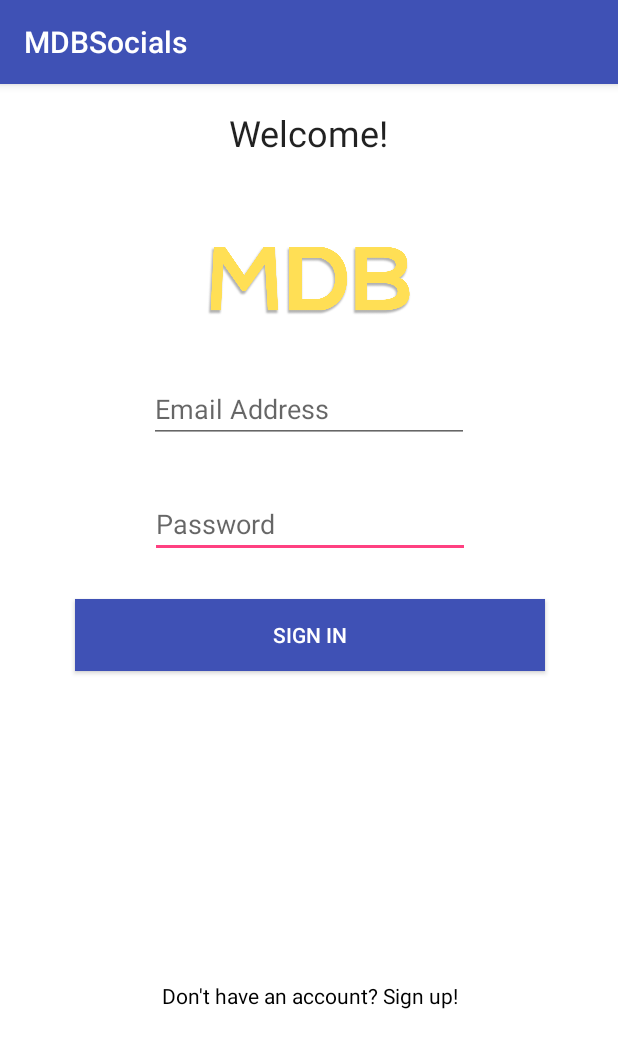
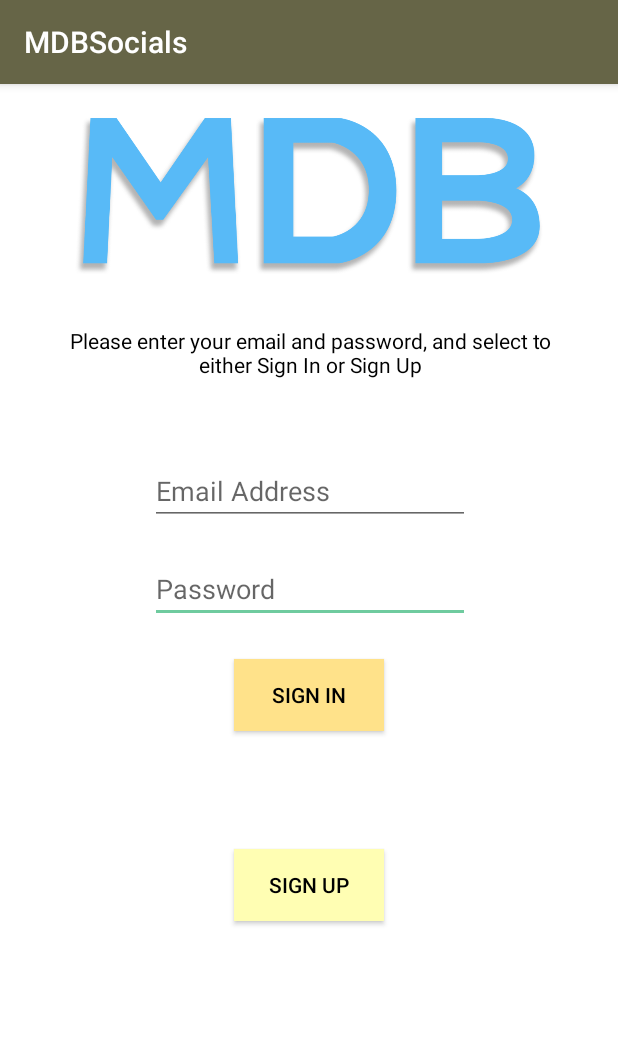
Before and after one commit to calzoom/MDBSocials, an Android app: the screen it shows after launch (MainActivity before the commit, Login after it), after a tap on "SIGN IN", on a phone screen of 412 x 824 dp. Shown: the top 1048 px of the screen. Run offline under Robolectric (Android 15) with nearby library versions, the phone set to English and light mode, and no system bars; our stand-ins replace Firebase (no records; nobody signed in at launch, a user with empty details on screens opened directly).

Commit message:
I love Android ;^)

```diff
--- a/app/src/main/AndroidManifest.xml
+++ b/app/src/main/AndroidManifest.xml
@@ -1,6 +1,8 @@
 <?xml version="1.0" encoding="utf-8"?>
 <manifest xmlns:android="http://schemas.android.com/apk/res/android"
     package="com.example.japjot.mdbsocials">
+
+    <uses-permission android:name="android.permission.INTERNET" />
 
     <application
         android:allowBackup="true"
@@ -9,7 +11,7 @@
         android:roundIcon="@mipmap/ic_launcher_round"
         android:supportsRtl="true"
         android:theme="@style/AppTheme">
-        <activity android:name=".MainActivity">
+        <activity android:name=".Login">
             <intent-filter>
                 <action android:name="android.intent.action.MAIN" />
 
--- /dev/null
+++ b/app/src/main/java/com/example/japjot/mdbsocials/Login.java
@@ -0,0 +1,134 @@
+package com.example.japjot.mdbsocials;
+
+import android.content.Intent;
+import android.os.Bundle;
+import android.support.annotation.NonNull;
+import android.support.v7.app.AppCompatActivity;
+import android.util.Log;
+import android.view.View;
+import android.widget.Button;
+import android.widget.EditText;
+import android.widget.ImageView;
+import android.widget.Toast;
+
+import com.google.android.gms.tasks.OnCompleteListener;
+import com.google.android.gms.tasks.Task;
+import com.google.firebase.auth.AuthResult;
+import com.google.firebase.auth.FirebaseAuth;
+import com.google.firebase.auth.FirebaseUser;
+
+import java.util.ArrayList;
+
+public class Login extends AppCompatActivity implements View.OnClickListener{
+
+    public static String email;
+
+    private static FirebaseAuth mAuth;
+    public FirebaseAuth.AuthStateListener mAuthListener;
+
+    @Override
+    protected void onCreate(Bundle savedInstanceState) {
+        super.onCreate(savedInstanceState);
+        setContentView(R.layout.activity_main);
+        mAuth = FirebaseAuth.getInstance();
+
+        mAuthListener = new FirebaseAuth.AuthStateListener() {
+            @Override
+            public void onAuthStateChanged(@NonNull FirebaseAuth firebaseAuth) {
+                FirebaseUser user = firebaseAuth.getCurrentUser();
+                if (user != null) {
+                    Log.d("ye", "onAuthStateChanged:signed_in:" + user.getUid());
+
+                } else {
+                    Log.d("ye", "onAuthStateChanged:signed_out");
+                }
+            }
+        };
+
+        Button signInButton = (Button) findViewById(R.id.signInB);
+        signInButton.setOnClickListener(this);
+
+        Button signUpButton = (Button) findViewById(R.id.signUpB);
+        signUpButton.setOnClickListener(this);
+
+        ImageView logInImage = (ImageView) findViewById(R.id.logInImage);
+        logInImage.setImageResource(R.drawable.loglogo);
+    }
+
+
+    private void attemptLogin() {
+        String email = ((EditText) findViewById(R.id.emailAddressText)).getText().toString();
+        String password = ((EditText) findViewById(R.id.passwordText)).getText().toString();
+        if (!email.equals("") && !password.equals("")) {
+            mAuth.signInWithEmailAndPassword(email, password)
+                    .addOnCompleteListener(this, new OnCompleteListener<AuthResult>() {
+                        @Override
+                        public void onComplete(@NonNull Task<AuthResult> task) {
+                            Log.d("ye", "signInWithEmail:onComplete:" + task.isSuccessful());
+
+                            // If sign in fails, display a message to the user. If sign in succeeds
+                            // the auth state listener will be notified and logic to handle the
+                            // signed in user can be handled in the listener.
+                            if (!task.isSuccessful()) {
+                                Log.w("ye", "signInWithEmail:failed", task.getException());
+                                Toast.makeText(Login.this, "Sign in failed",
+                                        Toast.LENGTH_SHORT).show();
+                            }
+
+                            else {
+                                Intent intent = new Intent(getApplicationContext(), FeedActivity.class);
+                                startActivity(intent);
+                            }
+                        }
+                    });
+        }
+    }
+
+    private void attemptSignup() {
+        String email = ((EditText) findViewById(R.id.emailAddressText)).getText().toString();
+        final String password = ((EditText) findViewById(R.id.passwordText)).getText().toString();
+
+        if(password.length() < 6){
+            Toast.makeText(Login.this, "Password should be at least 6 characters!",
+                    Toast.LENGTH_SHORT).show();
+        }
+
+        if (!email.equals("") && !password.equals("")) {
+            mAuth.createUserWithEmailAndPassword(email, password)
+                    .addOnCompleteListener(this, new OnCompleteListener<AuthResult>() {
+                        @Override
+                        public void onComplete(@NonNull Task<AuthResult> task) {
+                            Log.d("ye", "createUserWithEmail:onComplete:" + task.isSuccessful());
+
+                            // If sign in fails, display a message to the user. If sign in succeeds
+                            // the auth state listener will be notified and logic to handle the
+                            // signed in user can be handled in the listener.
+                            if(password.length() < 6){
+                                Toast.makeText(Login.this, "Password should be at least 6 characters!",
+                                        Toast.LENGTH_SHORT).show();
+                            }
+                            else if (!task.isSuccessful()) {
+                                Log.w("ye", "signInWithEmail:failed", task.getException());
+                                Toast.makeText(Login.this, "Sign up failed",
+                                        Toast.LENGTH_SHORT).show();
+                            } else {
+                                Intent intent = new Intent(getApplicationContext(), FeedActivity.class);
+                                startActivity(intent);
+                            }
+                        }
+                    });
+        }
+    }
+
+    @Override
+    public void onClick(View v) {
+        if(v == findViewById(R.id.signInB)){
+            attemptLogin();
+        }
+
+        else if(v == findViewById(R.id.signUpB)){
+            attemptSignup();
+        }
+
+    }
+}
--- a/app/src/main/java/com/example/japjot/mdbsocials/MainActivity.java
+++ /dev/null
@@ -1,106 +0,0 @@
-package com.example.japjot.mdbsocials;
-
-import android.content.Intent;
-import android.support.annotation.NonNull;
-import android.support.v7.app.AppCompatActivity;
-import android.os.Bundle;
-import android.util.Log;
-import android.view.View;
-import android.widget.Button;
-import android.widget.EditText;
-import android.widget.ImageView;
-import android.widget.ProgressBar;
-import android.widget.Toast;
-
-import com.google.firebase.auth.FirebaseAuth;
-import com.google.firebase.auth.FirebaseUser;
-
-public class MainActivity extends AppCompatActivity implements View.OnClickListener{
-
-    public static String email;
-    private FirebaseAuth mAuth;
-    private FirebaseAuth.AuthStateListener mAuthListener;
-
-    @Override
-    protected void onCreate(Bundle savedInstanceState) {
-        super.onCreate(savedInstanceState);
-        setContentView(R.layout.activity_main);
-
-        Button signInButton = (Button) findViewById(R.id.signInB);
-        signInButton.setOnClickListener(this);
-
-        Button signUpButton = (Button) findViewById(R.id.signUpB);
-        signUpButton.setOnClickListener(this);
-
-        ImageView logInImage = (ImageView) findViewById(R.id.logInImage);
-        logInImage.setImageResource(R.drawable.loglogo);
-
-        mAuth = FirebaseAuth.getInstance();
-        mAuthListener = new FirebaseAuth.AuthStateListener() {
-            @Override
-            public void onAuthStateChanged(@NonNull FirebaseAuth firebaseAuth) {
-                FirebaseUser user = firebaseAuth.getCurrentUser();
-                if (user != null) {
-                    // User is signed in
-
-                    Log.d("Login Status", "onAuthStateChanged:signed_in:" + user.getUid());
-                    MainActivity.email = user.getEmail();
-
-                    Intent intent = new Intent(getApplicationContext(),FeedActivity.class);
-                    startActivity(intent);
-
-                } else {
-                    // User is signed out
-                    Log.d("Login Status", "onAuthStateChanged:signed_out");
-                }
-
-            }
-        };
-
-    }
-
-    private void trySignUp(){
-        Intent intent = new Intent(getApplicationContext(), RegisterActivity.class);
-        startActivity(intent);
-//        setContentView(R.layout.activity_register);
-    }
-
-    @Override
-    public void onStart() {
-        super.onStart();
-        mAuth.addAuthStateListener(mAuthListener);
-    }
-    @Override
-    public void onStop() {
-        super.onStop();
-        if (mAuthListener != null) {
-            mAuth.removeAuthStateListener(mAuthListener);
-        }
-    }
-
-    @Override
-    public void onClick(View v) {
-
-        if(v.getId() == R.id.signUpB){
-            trySignUp();
-        }
-
-        else if(v.getId() == R.id.signInB){
-
-            ProgressBar p = (ProgressBar) findViewById(R.id.progressBar4);
-            p.setVisibility(ProgressBar.VISIBLE);
-            FirebaseUtils.attemptLogin(((EditText) findViewById(R.id.emailAddressText)).getText().toString(),((EditText) findViewById(R.id.passwordText)).getText().toString(),mAuth,getApplicationContext(),this);
-            p.setVisibility(View.INVISIBLE);
-
-        }
-
-    }
-
-    @Override
-    protected void onResume(){
-        super.onResume();
-        ProgressBar p = (ProgressBar) findViewById(R.id.progressBar4);
-        p.setVisibility(View.INVISIBLE);
-    }
-
-}
--- a/app/src/main/res/layout/activity_main.xml
+++ b/app/src/main/res/layout/activity_main.xml
@@ -6,131 +6,99 @@
     android:layout_width="match_parent"
     android:layout_height="match_parent"
     android:background="@color/common_google_signin_btn_text_dark_default"
-    tools:context="com.example.japjot.mdbsocials.MainActivity">
+    tools:context="com.example.japjot.mdbsocials.Login">
 
-    <Button
-        android:id="@+id/signInB"
-        style="@style/Widget.AppCompat.Button.Colored"
-        android:layout_width="313dp"
-        android:layout_height="wrap_content"
-        android:layout_marginEnd="16dp"
-        android:layout_marginLeft="16dp"
-        android:layout_marginRight="16dp"
-        android:layout_marginStart="16dp"
-        android:layout_marginTop="27dp"
-
-        android:background="@color/colorPrimary"
-        android:elevation="10dp"
-        android:text="@string/sign_in"
-        app:layout_constraintHorizontal_bias="0.512"
-        app:layout_constraintLeft_toLeftOf="parent"
-        app:layout_constraintRight_toRightOf="parent"
-        app:layout_constraintTop_toBottomOf="@+id/passwordText" />
+    <ImageView
+        android:id="@+id/logInImage"
+        android:layout_width="312dp"
+        android:layout_height="117dp"
+        android:layout_marginEnd="8dp"
+        android:layout_marginStart="8dp"
+        android:layout_marginTop="16dp"
+        android:contentDescription="@string/todo"
+        app:layout_constraintEnd_toEndOf="parent"
+        app:layout_constraintStart_toStartOf="parent"
+        app:layout_constraintTop_toTopOf="parent"
+        app:srcCompat="@android:drawable/sym_def_app_icon" />
 
     <EditText
         android:id="@+id/passwordText"
         android:layout_width="wrap_content"
         android:layout_height="wrap_content"
-        android:layout_marginEnd="16dp"
-        android:layout_marginLeft="16dp"
-        android:layout_marginRight="16dp"
-        android:layout_marginStart="16dp"
-        android:layout_marginTop="31dp"
+        android:layout_marginEnd="8dp"
+        android:layout_marginStart="8dp"
+        android:layout_marginTop="20dp"
         android:ems="10"
         android:hint="@string/password"
         android:inputType="textPassword"
+        app:layout_constraintEnd_toEndOf="parent"
         app:layout_constraintHorizontal_bias="0.503"
-        app:layout_constraintLeft_toLeftOf="parent"
-        app:layout_constraintRight_toRightOf="parent"
+        app:layout_constraintStart_toStartOf="parent"
         app:layout_constraintTop_toBottomOf="@+id/emailAddressText" />
-
-    <TextView
-        android:id="@+id/logInWelcome"
-        android:layout_width="wrap_content"
-        android:layout_height="wrap_content"
-        android:layout_marginEnd="16dp"
-        android:layout_marginLeft="16dp"
-        android:layout_marginRight="16dp"
-        android:layout_marginStart="16dp"
-        android:layout_marginTop="16dp"
-        android:text="@string/welcome"
-        android:textAppearance="@style/TextAppearance.AppCompat.Headline"
-        app:layout_constraintLeft_toLeftOf="parent"
-        app:layout_constraintRight_toRightOf="parent"
-        app:layout_constraintTop_toTopOf="parent" />
 
     <EditText
         android:id="@+id/emailAddressText"
         android:layout_width="wrap_content"
         android:layout_height="wrap_content"
-        android:layout_marginEnd="16dp"
-        android:layout_marginLeft="16dp"
-        android:layout_marginRight="16dp"
-        android:layout_marginStart="16dp"
-        android:layout_marginTop="8dp"
+        android:layout_marginEnd="8dp"
+        android:layout_marginStart="8dp"
+        android:layout_marginTop="36dp"
         android:ems="10"
         android:hint="@string/email_address"
         android:inputType="textEmailAddress"
-        app:layout_constraintLeft_toLeftOf="parent"
-        app:layout_constraintRight_toRightOf="parent"
-        app:layout_constraintTop_toBottomOf="@+id/logInImage" />
+        app:layout_constraintEnd_toEndOf="parent"
+        app:layout_constraintHorizontal_bias="0.503"
+        app:layout_constraintStart_toStartOf="parent"
+        app:layout_constraintTop_toBottomOf="@+id/textView" />
 
-    <ImageView
-        android:id="@+id/logInImage"
-        android:layout_width="136dp"
-        android:layout_height="109dp"
-        android:layout_marginLeft="16dp"
-        android:layout_marginRight="16dp"
-        android:layout_marginTop="28dp"
-        app:layout_constraintLeft_toLeftOf="parent"
-        app:layout_constraintRight_toRightOf="parent"
-        app:layout_constraintTop_toBottomOf="@+id/logInWelcome"
-        app:srcCompat="@android:drawable/sym_def_app_icon" android:contentDescription="@string/todo" />
-
-    <ProgressBar
-        android:id="@+id/progressBar4"
-        style="?android:attr/progressBarStyle"
-        android:layout_width="wrap_content"
+    <Button
+        android:id="@+id/signInB"
+        style="@style/Widget.AppCompat.Button.Colored"
+        android:layout_width="100dp"
         android:layout_height="wrap_content"
-        android:layout_marginLeft="16dp"
-        android:layout_marginRight="16dp"
-        android:layout_marginTop="16dp"
-        app:layout_constraintLeft_toLeftOf="parent"
-        app:layout_constraintRight_toRightOf="parent"
-        app:layout_constraintTop_toBottomOf="@+id/signInB" />
+        android:layout_marginEnd="8dp"
+        android:layout_marginStart="8dp"
+        android:layout_marginTop="24dp"
+        android:background="@color/color2"
+        android:textColor="@color/black"
+        android:elevation="0dp"
+        android:text="@string/sign_in"
+        app:layout_constraintEnd_toEndOf="parent"
+        app:layout_constraintStart_toStartOf="parent"
+        app:layout_constraintTop_toBottomOf="@+id/passwordText" />
 
     <Button
         android:id="@+id/signUpB"
-        style="@android:style/Widget.Holo.Light.Button.Borderless.Small"
-        android:layout_width="wrap_content"
+        style="@style/Widget.AppCompat.Button.Colored"
+        android:layout_width="100dp"
         android:layout_height="wrap_content"
         android:layout_marginBottom="8dp"
         android:layout_marginEnd="8dp"
         android:layout_marginStart="8dp"
-        android:text="Don't have an account? Sign up!"
+        android:layout_marginTop="8dp"
+        android:background="@color/color3"
+        android:textColor="@color/black"
+        android:text="Sign Up"
         app:layout_constraintBottom_toBottomOf="parent"
         app:layout_constraintEnd_toEndOf="parent"
         app:layout_constraintStart_toStartOf="parent"
-        app:layout_constraintTop_toBottomOf="@+id/progressBar4" />
+        app:layout_constraintTop_toBottomOf="@+id/signInB"
+        app:layout_constraintVertical_bias="0.259" />
+
+    <TextView
+        android:id="@+id/textView"
+        android:layout_width="325dp"
+        android:layout_height="51dp"
+        android:layout_marginEnd="8dp"
+        android:layout_marginStart="8dp"
+        android:layout_marginTop="28dp"
+        android:gravity="center_horizontal"
+        android:text="Please enter your email and password, and select to either Sign In or Sign Up"
+        android:textAppearance="@android:style/TextAppearance.Widget.Button"
+        app:layout_constraintEnd_toEndOf="parent"
+        app:layout_constraintHorizontal_bias="0.511"
+        app:layout_constraintStart_toStartOf="parent"
+        app:layout_constraintTop_toBottomOf="@+id/logInImage" />
 
 
 </android.support.constraint.ConstraintLayout>
-
-    <!--<?xml version="1.0" encoding="utf-8"?>-->
-    <!--<android.support.constraint.ConstraintLayout xmlns:android="http://schemas.android.com/apk/res/android"-->
-    <!--xmlns:app="http://schemas.android.com/apk/res-auto"-->
-    <!--xmlns:tools="http://schemas.android.com/tools"-->
-    <!--android:layout_width="match_parent"-->
-    <!--android:layout_height="match_parent"-->
-    <!--tools:context="com.example.japjot.mdbsocials.MainActivity">-->
-
-    <!--<TextView-->
-    <!--android:layout_width="wrap_content"-->
-    <!--android:layout_height="wrap_content"-->
-    <!--android:text="Hello World!"-->
-    <!--app:layout_constraintBottom_toBottomOf="parent"-->
-    <!--app:layout_constraintLeft_toLeftOf="parent"-->
-    <!--app:layout_constraintRight_toRightOf="parent"-->
-    <!--app:layout_constraintTop_toTopOf="parent" />-->
-
-    <!--</android.support.constraint.ConstraintLayout>-->
--- a/app/src/main/res/values/colors.xml
+++ b/app/src/main/res/values/colors.xml
@@ -1,6 +1,9 @@
 <?xml version="1.0" encoding="utf-8"?>
 <resources>
-    <color name="colorPrimary">#3F51B5</color>
-    <color name="colorPrimaryDark">#303F9F</color>
-    <color name="colorAccent">#FF4081</color>
+    <color name="colorPrimary">#666547</color>
+<color name="colorPrimaryDark">#fb2e01</color>
+<color name="colorAccent">	#6fcb9f</color>
+<color name="color2">#ffe28a</color>
+<color name="color3">#fffeb3</color>
+<color name="black">#000</color>
 </resources>
```
Also changed, not shown: app/src/main/java/com/example/japjot/mdbsocials/FirebaseUtils.java (deleted, +0 -87 lines), app/src/main/java/com/example/japjot/mdbsocials/RegisterActivity.java (+38 -27 lines), app/src/main/res/drawable/loglogo.png, app/src/main/res/drawable/loglogologo.png (added).
